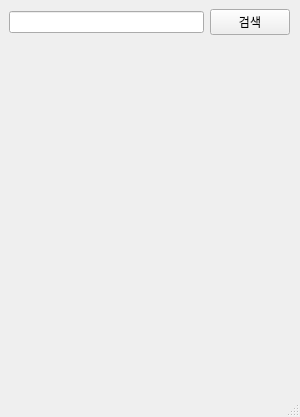
Qt form py_work/pyautoGUI/20211202/dmdkdkr.ui (ddundun/py) before a commit.
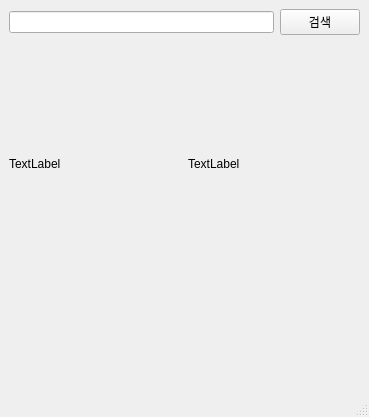
The same form after that commit.

Diff of the .ui file:
```diff
--- a/py_work/pyautoGUI/20211202/dmdkdkr.ui
+++ b/py_work/pyautoGUI/20211202/dmdkdkr.ui
@@ -6,7 +6,7 @@
    <rect>
     <x>0</x>
     <y>0</y>
-    <width>300</width>
+    <width>369</width>
     <height>417</height>
    </rect>
   </property>
@@ -19,7 +19,7 @@
      <rect>
       <x>9</x>
       <y>9</y>
-      <width>281</width>
+      <width>351</width>
       <height>361</height>
      </rect>
     </property>
@@ -56,6 +56,13 @@
              </property>
             </widget>
            </item>
+           <item>
+            <widget class="QLabel" name="label_7">
+             <property name="text">
+              <string>TextLabel</string>
+             </property>
+            </widget>
+           </item>
           </layout>
          </item>
          <item>
@@ -67,6 +74,13 @@
              </property>
             </widget>
            </item>
+           <item>
+            <widget class="QLabel" name="label_8">
+             <property name="text">
+              <string>TextLabel</string>
+             </property>
+            </widget>
+           </item>
           </layout>
          </item>
         </layout>
```
Left out of the diff: 2 changed lines with no effect on the pictures.
